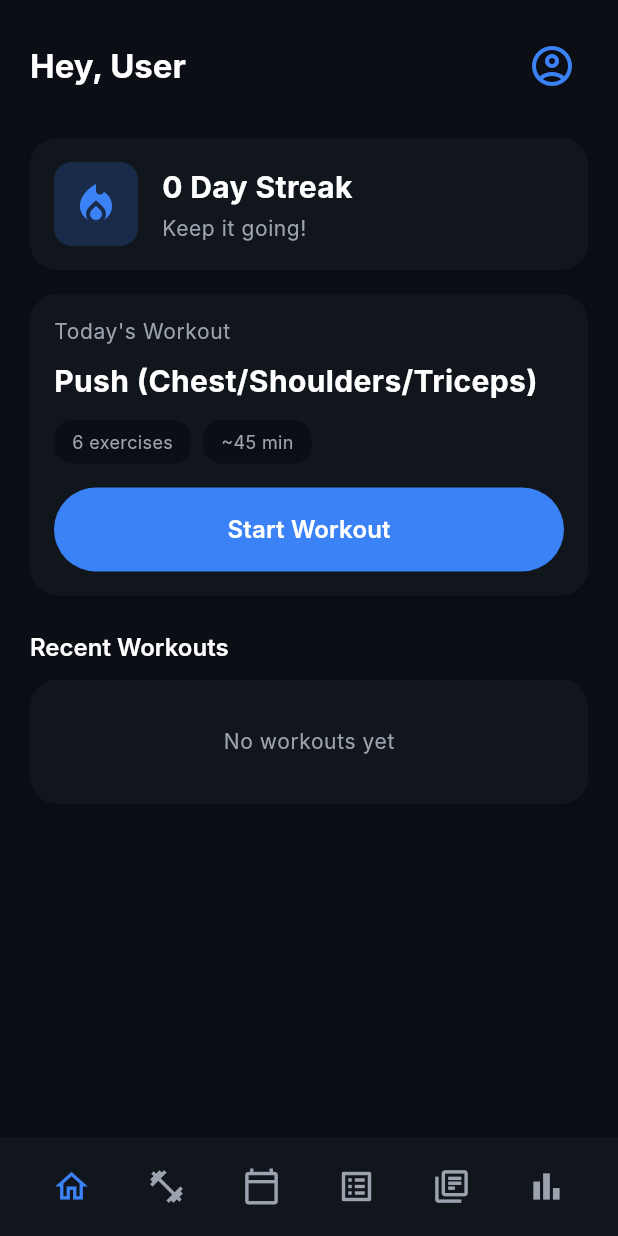
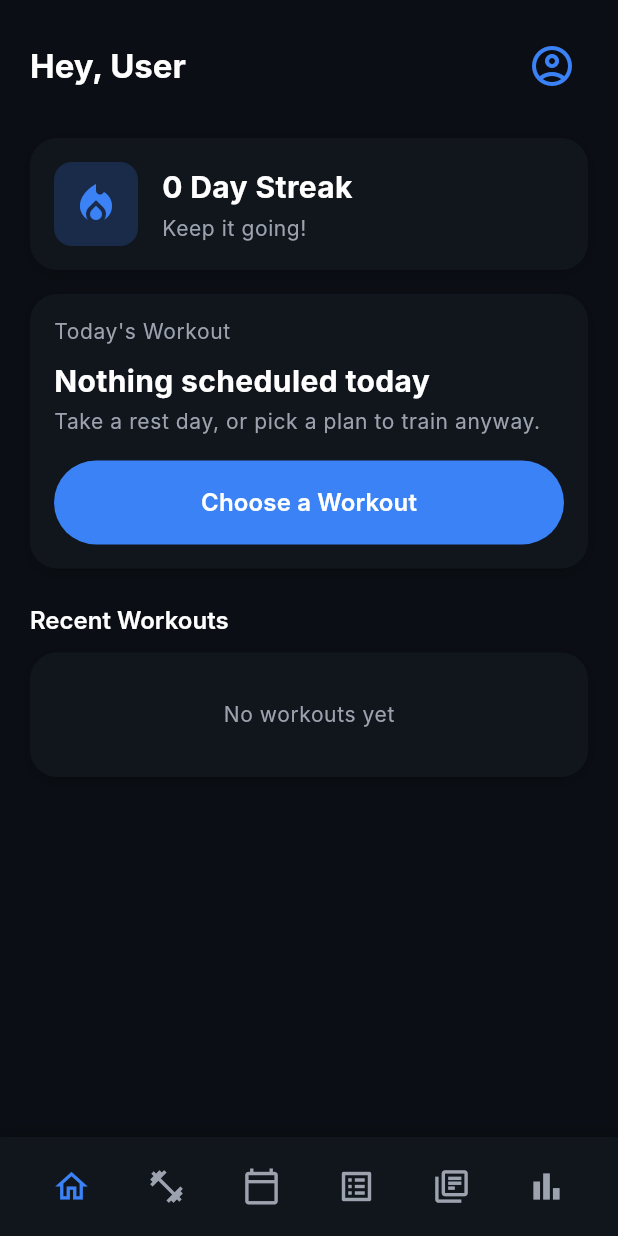
Before and after one commit to Chandramouleshwar-06/Gain-plus, a Flutter app: the screen it shows after launch, on a phone screen of 412 x 824 dp. Run offline on Flutter 3.47's test engine with Material 3 defaults, Android fonts, the phone set to English and light mode, and no system bars; our stand-ins replace firebase_core, flutter_local_notifications, flutter_timezone, share_plus, sqflite, sqflite_common_ffi and 2 more; accounts and stored records are empty; Roboto replaces fonts that are missing (Inter).

Commit message:
Home: show the scheduled workout for today instead of the first plan
- "Today's Workout" now reads today's entry from the schedule
- When nothing is scheduled, show a rest-day card with a plan picker
- Show a "Workout in progress" card with Resume while one is active
- Starting a plan skips exercise IDs that no longer exist (previously
  firstWhere threw) and loads exercises first if they aren't loaded
- Warn instead of starting an empty workout when a plan has no exercises

Co-Authored-By: Claude Opus 5.5 <noreply@anthropic.com>

```diff
--- a/lib/features/home/home_screen.dart
+++ b/lib/features/home/home_screen.dart
@@ -3,6 +3,7 @@ import 'package:provider/provider.dart';
 import '../../theme/app_theme.dart';
 import '../../widgets/app_card.dart';
 import '../../widgets/primary_button.dart';
+import '../../models/workout_plan.dart';
 import '../progress/progress_provider.dart';
 import '../plans/plans_provider.dart';
 import '../workout/workout_provider.dart';
@@ -114,8 +115,8 @@ class _HomeScreenState extends State<HomeScreen> {
   }
 
   Widget _buildTodayWorkoutCard(BuildContext context) {
-    return Consumer3<PlansProvider, WorkoutProvider, ExerciseProvider>(
-      builder: (context, plansProvider, workoutProvider, exerciseProvider, child) {
+    return Consumer2<PlansProvider, WorkoutProvider>(
+      builder: (context, plansProvider, workoutProvider, child) {
         final plans = plansProvider.plans;
         if (plans.isEmpty) {
           return AppCard(
@@ -136,7 +137,70 @@ class _HomeScreenState extends State<HomeScreen> {
           );
         }
 
-        final todayPlan = plans.first;
+        if (workoutProvider.isWorkoutActive) {
+          return AppCard(
+            child: Column(
+              crossAxisAlignment: CrossAxisAlignment.start,
+              children: [
+                Text(
+                  'Workout in progress',
+                  style: Theme.of(context).textTheme.bodySmall,
+                ),
+                const SizedBox(height: 8),
+                Text(
+                  workoutProvider.activePlanName,
+                  style: const TextStyle(
+                    fontSize: 20,
+                    fontWeight: FontWeight.bold,
+                    color: AppTheme.textPrimary,
+                  ),
+                ),
+                const SizedBox(height: 16),
+                PrimaryButton(
+                  text: 'Resume Workout',
+                  onPressed: () => MainScreen.of(context)?.setIndex(1),
+                  isLarge: true,
+                ),
+              ],
+            ),
+          );
+        }
+
+        final todayPlan = plansProvider.planForDate(DateTime.now());
+
+        if (todayPlan == null) {
+          return AppCard(
+            child: Column(
+              crossAxisAlignment: CrossAxisAlignment.start,
+              children: [
+                Text(
+                  "Today's Workout",
+                  style: Theme.of(context).textTheme.bodySmall,
+                ),
+                const SizedBox(height: 8),
+                const Text(
+                  'Nothing scheduled today',
+                  style: TextStyle(
+                    fontSize: 20,
+                    fontWeight: FontWeight.bold,
+                    color: AppTheme.textPrimary,
+                  ),
+                ),
+                const SizedBox(height: 4),
+                Text(
+                  'Take a rest day, or pick a plan to train anyway.',
+                  style: Theme.of(context).textTheme.bodySmall,
+                ),
+                const SizedBox(height: 16),
+                PrimaryButton(
+                  text: 'Choose a Workout',
+                  onPressed: () => _showPlanPicker(context, plans),
+                  isLarge: true,
+                ),
+              ],
+            ),
+          );
+        }
 
         return AppCard(
           child: Column(
@@ -165,26 +229,89 @@ class _HomeScreenState extends State<HomeScreen> {
               ),
               const SizedBox(height: 16),
               PrimaryButton(
-                text: workoutProvider.isWorkoutActive ? 'Resume Workout' : 'Start Workout',
-                onPressed: () {
-                  if (!workoutProvider.isWorkoutActive) {
-                    final workoutExercises = todayPlan.exerciseIds.map((id) {
-                      final exercise = exerciseProvider.exercises.firstWhere((e) => e.id == id);
-                      return WorkoutExercise(
-                        exerciseId: id,
-                        name: exercise.name,
-                        sets: [WorkoutSet()],
-                      );
-                    }).toList();
-
-                    workoutProvider.startWorkout(todayPlan.name, workoutExercises);
-                  }
-
-                  // Switch to Workout Tab (Index 1)
-                  MainScreen.of(context)?.setIndex(1);
-                },
+                text: 'Start Workout',
+                onPressed: () => _startPlan(context, todayPlan),
                 isLarge: true,
               ),
+            ],
+          ),
+        );
+      },
+    );
+  }
+
+  Future<void> _startPlan(BuildContext context, WorkoutPlan plan) async {
+    final exerciseProvider = context.read<ExerciseProvider>();
+    final workoutProvider = context.read<WorkoutProvider>();
+    final mainScreen = MainScreen.of(context);
+    final messenger = ScaffoldMessenger.of(context);
+
+    if (exerciseProvider.exercises.isEmpty) {
+      await exerciseProvider.loadExercises();
+    }
+
+    // Skip any exercise IDs that no longer exist instead of crashing.
+    final workoutExercises = <WorkoutExercise>[];
+    for (final id in plan.exerciseIds) {
+      final exercise = exerciseProvider.exercises.where((e) => e.id == id).firstOrNull;
+      if (exercise == null) continue;
+      workoutExercises.add(WorkoutExercise(
+        exerciseId: id,
+        name: exercise.name,
+        sets: [WorkoutSet()],
+      ));
+    }
+
+    if (workoutExercises.isEmpty) {
+      messenger.showSnackBar(
+        SnackBar(content: Text('${plan.name} has no exercises yet. Add some in Plans.')),
+      );
+      return;
+    }
+
+    workoutProvider.startWorkout(plan.name, workoutExercises);
+    mainScreen?.setIndex(1); // Workout tab
+  }
+
+  void _showPlanPicker(BuildContext context, List<WorkoutPlan> plans) {
+    showModalBottomSheet(
+      context: context,
+      backgroundColor: AppTheme.cardBg,
+      shape: const RoundedRectangleBorder(
+        borderRadius: BorderRadius.vertical(top: Radius.circular(20)),
+      ),
+      builder: (sheetContext) {
+        return SafeArea(
+          child: Column(
+            mainAxisSize: MainAxisSize.min,
+            crossAxisAlignment: CrossAxisAlignment.start,
+            children: [
+              Padding(
+                padding: const EdgeInsets.all(20),
+                child: Text('Choose a Workout', style: Theme.of(sheetContext).textTheme.titleLarge),
+              ),
+              Flexible(
+                child: ListView.builder(
+                  shrinkWrap: true,
+                  itemCount: plans.length,
+                  itemBuilder: (_, index) {
+                    final plan = plans[index];
+                    return ListTile(
+                      leading: const Icon(Icons.fitness_center, color: AppTheme.accentBlue),
+                      title: Text(plan.name, style: const TextStyle(color: AppTheme.textPrimary)),
+                      subtitle: Text(
+                        '${plan.exerciseIds.length} exercises',
+                        style: const TextStyle(color: AppTheme.textSecondary),
+                      ),
+                      onTap: () {
+                        Navigator.pop(sheetContext);
+                        _startPlan(context, plan);
+                      },
+                    );
+                  },
+                ),
+              ),
+              const SizedBox(height: 8),
             ],
           ),
         );
```
